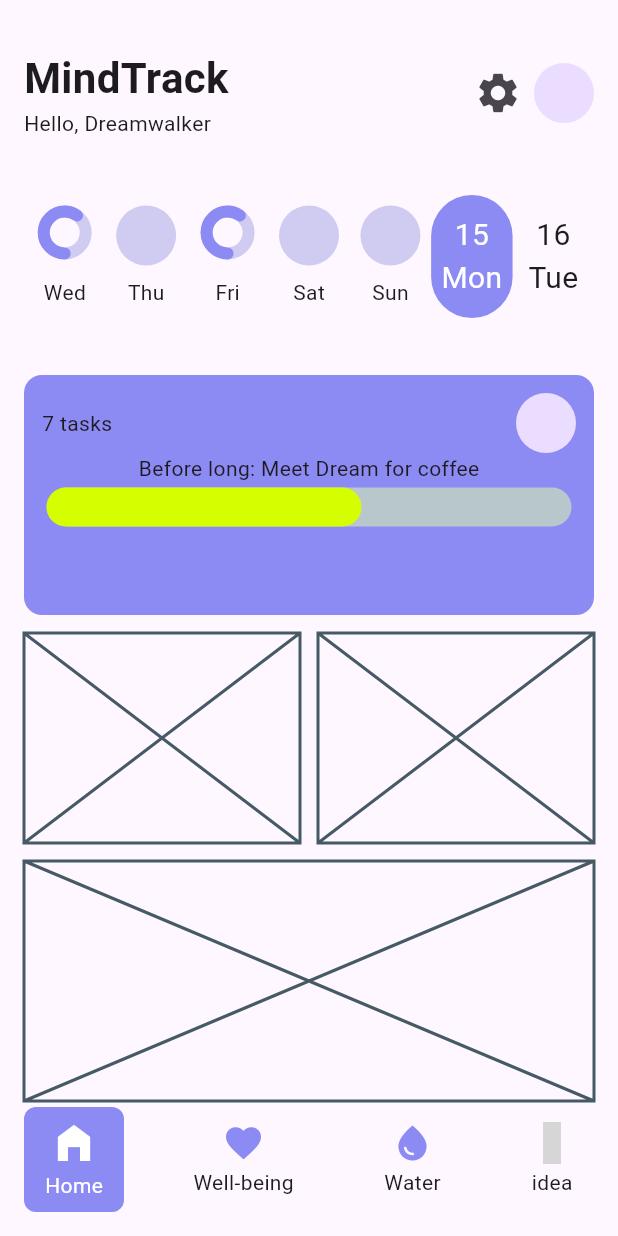
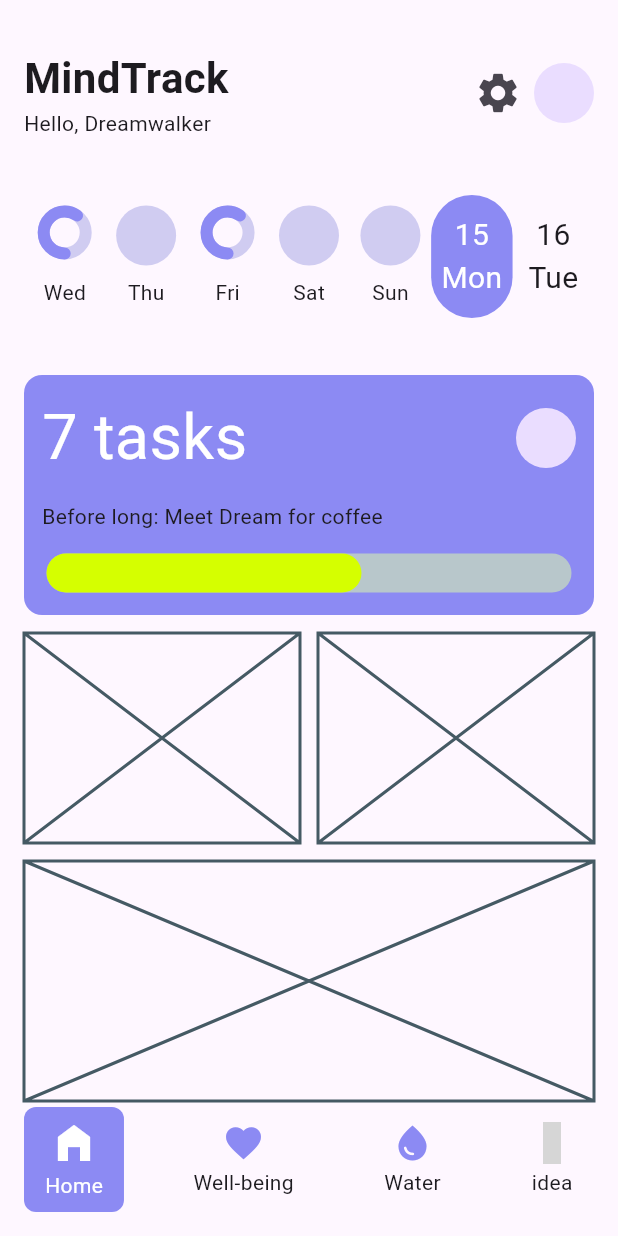
Before and after one commit to JAICHANGPARK/flutter_notebook_chapter_43, a Flutter app: the HabitJournalMainScreen screen opened directly, on a phone screen of 412 x 824 dp. Run offline on Flutter 3.47's test engine with Material 3 defaults, Android fonts, the phone set to English and light mode, and no system bars; drawn by our look-alikes of percent_indicator; our stand-ins replace gap, hugeicons; grey boxes are pictures that could not be loaded.

Commit message:
Update habit_journal_home_screen.dart

```diff
--- a/lib/ep2173_habit_journal_app/ui/home/habit_journal_home_screen.dart
+++ b/lib/ep2173_habit_journal_app/ui/home/habit_journal_home_screen.dart
@@ -252,11 +252,19 @@ class _HabitJournalHomeScreenState extends State<HabitJournalHomeScreen> {
                 ),
                 padding: EdgeInsets.all(12),
                 child: Column(
+                  crossAxisAlignment: CrossAxisAlignment.start,
+                  mainAxisAlignment: MainAxisAlignment.spaceBetween,
                   children: [
                     Row(
                       mainAxisAlignment: MainAxisAlignment.spaceBetween,
                       children: [
-                        Text("7 tasks"),
+                        Text(
+                          "7 tasks",
+                          style: TextStyle(
+                            fontSize: 42,
+                            color: Colors.white,
+                          ),
+                        ),
                         CircleAvatar(),
                       ],
                     ),
```
